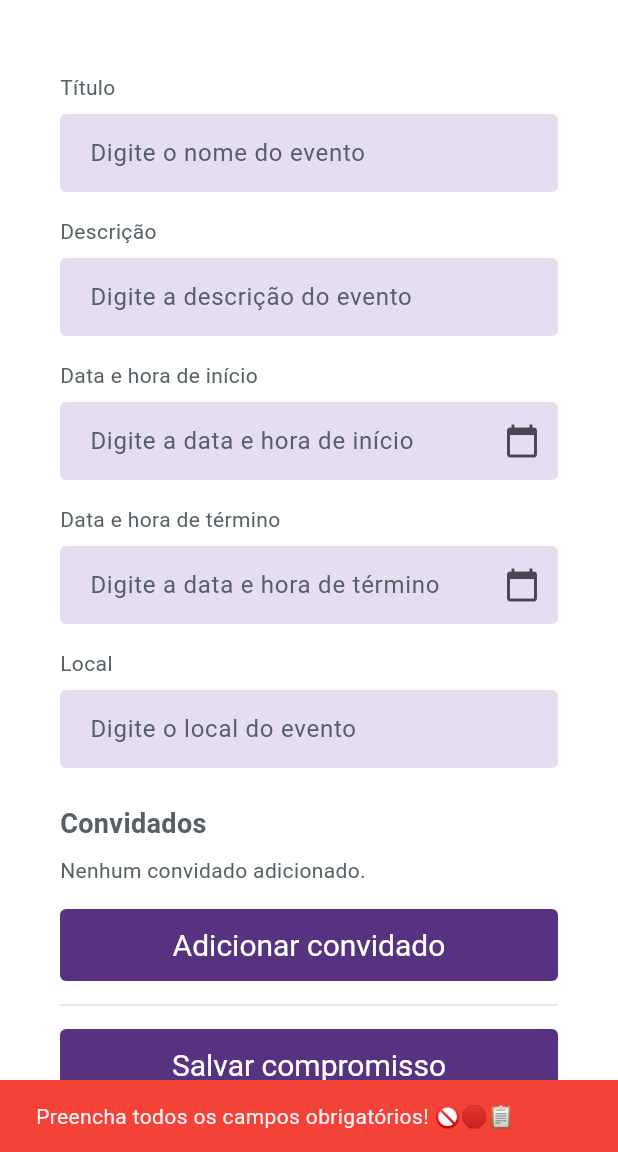
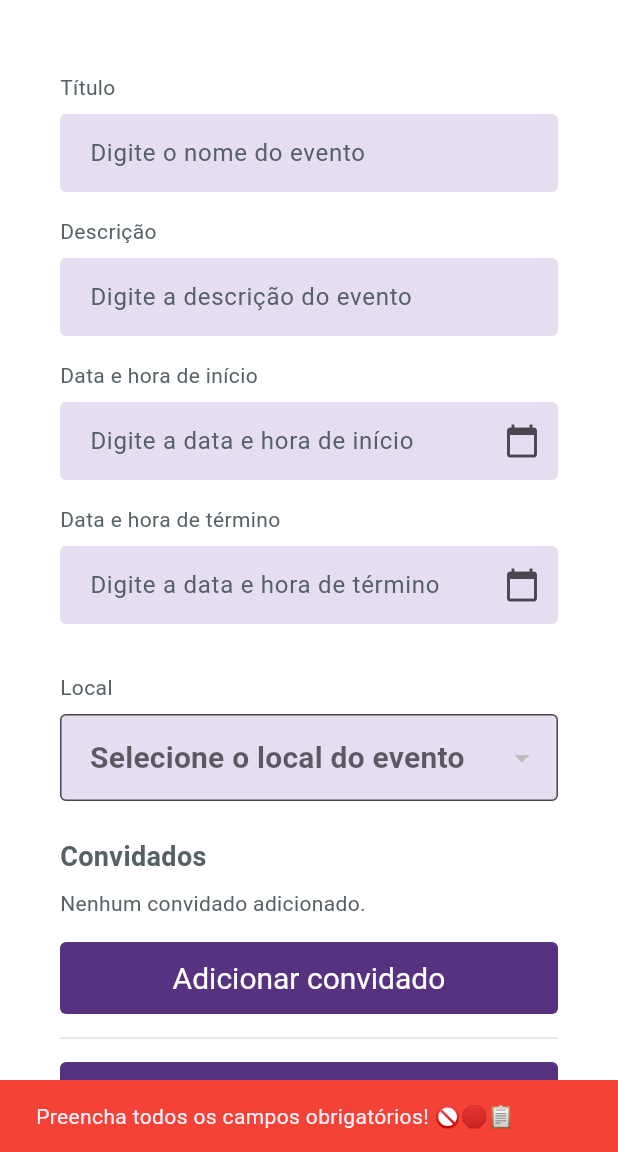
Before and after one commit to pereirathiago/flutter_agenda_app, a Flutter app: the NewAppointmentView screen opened by its route, after a tap on "Salvar compromisso", on a phone screen of 412 x 824 dp, the part 84-1236 px from its top. Run offline on Flutter 3.47's test engine with Material 3 defaults, Android fonts, the phone set to English and light mode, and no system bars; our stand-ins replace flutter_svg, sqflite, syncfusion_flutter_calendar; accounts and stored records are empty.

Commit message:
feat: integrate location selection in new appointment view and update invitation list to use user repository

```diff
--- a/lib/ui/appointments/new_appointment.dart
+++ b/lib/ui/appointments/new_appointment.dart
@@ -1,8 +1,10 @@
 import 'package:flutter/material.dart';
 import 'package:flutter_agenda_app/models/appointment.dart';
 import 'package:flutter_agenda_app/models/invitation.dart';
+import 'package:flutter_agenda_app/models/location.dart';
 import 'package:flutter_agenda_app/repositories/appointments_repository_sqlite.dart';
 import 'package:flutter_agenda_app/repositories/invitation_repository_sqlite.dart';
+import 'package:flutter_agenda_app/repositories/location_repository_sqlite.dart';
 import 'package:flutter_agenda_app/repositories/user_repository_sqlite.dart';
 import 'package:flutter_agenda_app/repositories/appointments_repository_memory.dart';
 import 'package:flutter_agenda_app/repositories/invitation_repository_memory.dart';
@@ -25,6 +27,10 @@ class _NewAppointmentViewState extends State<NewAppointmentView> {
   final startHourController = TextEditingController();
   final endHourController = TextEditingController();
   final localController = TextEditingController();
+  int? _selectedLocationId; // 🔹 ID do local selecionado
+  List<Location> _userLocations = []; // 🔹 Locais do usuário logado
+  final LocationRepositorySqlite _locationRepository =
+      LocationRepositorySqlite(); // 🔹 Instância do repositório
 
   bool _isReadOnly = false;
   Appointment? _appointment;
@@ -33,13 +39,13 @@ class _NewAppointmentViewState extends State<NewAppointmentView> {
   bool verifyDate(BuildContext context) {
     final title = titleController.text.trim();
     final description = descriptionController.text.trim();
-    final local = localController.text.trim();
+    final locationValid = _selectedLocationId != null;
     final startText = startHourController.text.trim();
     final endText = endHourController.text.trim();
 
-    if (title.isEmpty ||
+    if (!locationValid ||
+        title.isEmpty ||
         description.isEmpty ||
-        local.isEmpty ||
         startText.isEmpty ||
         endText.isEmpty) {
       ScaffoldMessenger.of(context).showSnackBar(
@@ -92,7 +98,11 @@ class _NewAppointmentViewState extends State<NewAppointmentView> {
   @override
   void didChangeDependencies() {
     super.didChangeDependencies();
+
     final arguments = ModalRoute.of(context)?.settings.arguments;
+    final loggedUser =
+        Provider.of<UserRepository>(context, listen: false).loggedUser!;
+
     if (arguments != null && arguments is Map) {
       _appointment = arguments['appointment'] as Appointment?;
       _isReadOnly = arguments['readonly'] == true;
@@ -108,12 +118,10 @@ class _NewAppointmentViewState extends State<NewAppointmentView> {
             _appointment?.endHourDate != null
                 ? formatDateTime(_appointment!.endHourDate)
                 : '';
-        localController.text = _appointment?.locationId?.toString() ?? '';
+        _selectedLocationId = _appointment?.locationId;
         _loadInvitations();
       }
     } else {
-      final loggedUser =
-          Provider.of<UserRepository>(context, listen: false).loggedUser!;
       _appointment = Appointment(
         id: null,
         title: '',
@@ -121,11 +129,19 @@ class _NewAppointmentViewState extends State<NewAppointmentView> {
         status: true,
         startHourDate: DateTime.now(),
         endHourDate: DateTime.now().add(const Duration(hours: 1)),
-        locationId: 1,
+        locationId: null,
         appointmentCreatorId: loggedUser.id,
-        // invitations: [],
       );
     }
+
+    _loadUserLocations(loggedUser.id!); // 🆕 carrega os locais do usuário
+  }
+
+  Future<void> _loadUserLocations(int userId) async {
+    final locations = await _locationRepository.getAll(userId: userId);
+    setState(() {
+      _userLocations = locations;
+    });
   }
 
   Future<void> _loadInvitations() async {
@@ -147,10 +163,7 @@ class _NewAppointmentViewState extends State<NewAppointmentView> {
   }
 
   void _addGuest() async {
-    final userRepository = Provider.of<UserRepository>(
-      context,
-      listen: false,
-    );
+    final userRepository = Provider.of<UserRepository>(context, listen: false);
     final invitationRepository = Provider.of<InvitationRepositorySqlite>(
       context,
       listen: false,
@@ -291,7 +304,7 @@ class _NewAppointmentViewState extends State<NewAppointmentView> {
           startHourDate: startDateTime,
           endHourDate: endDateTime,
           appointmentCreatorId: _appointment!.appointmentCreatorId,
-          locationId: _appointment!.locationId,
+          locationId: int.tryParse(localController.text.trim()) ?? 1,
         );
 
         await appointmentsRepository.updateAppointment(updatedAppointment);
@@ -467,12 +480,34 @@ class _NewAppointmentViewState extends State<NewAppointmentView> {
                   ),
                 ),
                 const SizedBox(height: 16),
-                AppInputWidget(
-                  label: 'Local',
-                  hintText: 'Digite o local do evento',
-                  controller: localController,
-                  readOnly: _isReadOnly,
+                const SizedBox(height: 16),
+                Text('Local'),
+                const SizedBox(height: 8),
+                DropdownButtonFormField<int>(
+                  value: _selectedLocationId,
+                  items:
+                      _userLocations.map((location) {
+                        return DropdownMenuItem<int>(
+                          value: location.id,
+                          child: Text(
+                            '${location.address}, ${location.number} - ${location.city}',
+                          ),
+                        );
+                      }).toList(),
+                  onChanged:
+                      _isReadOnly
+                          ? null
+                          : (int? value) {
+                            setState(() {
+                              _selectedLocationId = value;
+                            });
+                          },
+                  decoration: const InputDecoration(
+                    hintText: 'Selecione o local do evento',
+                    border: OutlineInputBorder(),
+                  ),
                 ),
+
                 const SizedBox(height: 24),
                 if (_isReadOnly || _appointment != null) ...[
                   const Text(
--- a/lib/ui/invitation/list_invitation_view.dart
+++ b/lib/ui/invitation/list_invitation_view.dart
@@ -4,6 +4,7 @@ import 'package:flutter_agenda_app/models/user.dart';
 import 'package:flutter_agenda_app/repositories/appointments_repository_memory.dart';
 import 'package:flutter_agenda_app/repositories/appointments_repository_sqlite.dart';
 import 'package:flutter_agenda_app/repositories/invitation_repository_sqlite.dart';
+import 'package:flutter_agenda_app/repositories/user_repository.dart';
 import 'package:flutter_agenda_app/repositories/user_repository_sqlite.dart';
 import 'package:flutter_agenda_app/shared/app_colors.dart';
 import 'package:provider/provider.dart';
@@ -29,7 +30,7 @@ class InvitationsScreenView extends StatelessWidget {
 
   @override
   Widget build(BuildContext context) {
-    final userRepo = context.watch<UserRepositorySqlite>();
+    final userRepo = context.watch<UserRepository>();
     final invitationRepo = context.watch<InvitationRepositorySqlite>();
     final appointmentRepo = context.watch<AppointmentsRepositorySqlite>();
 
```
